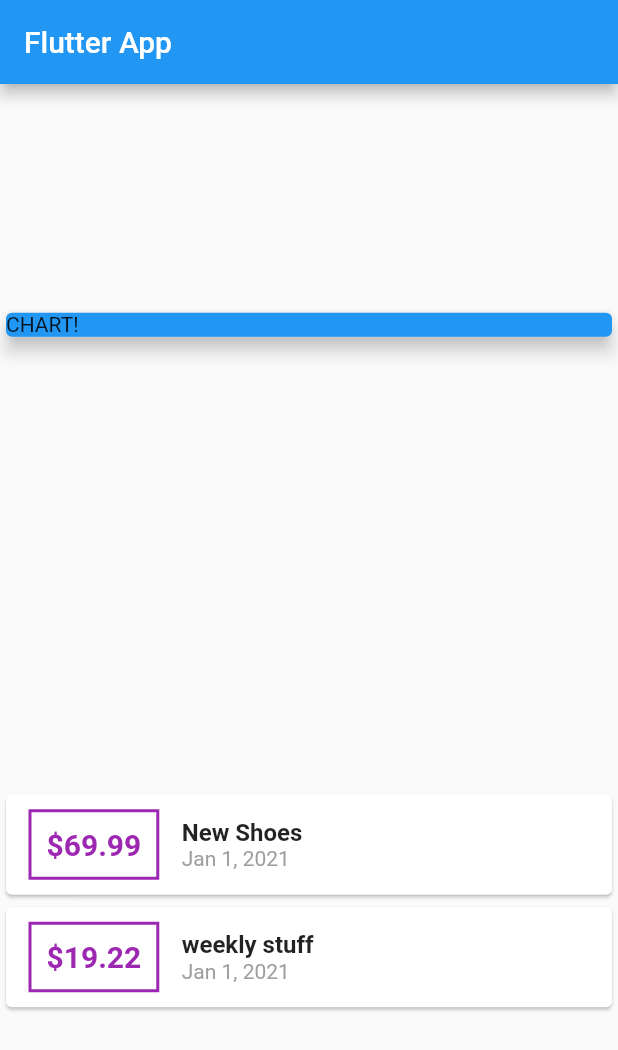
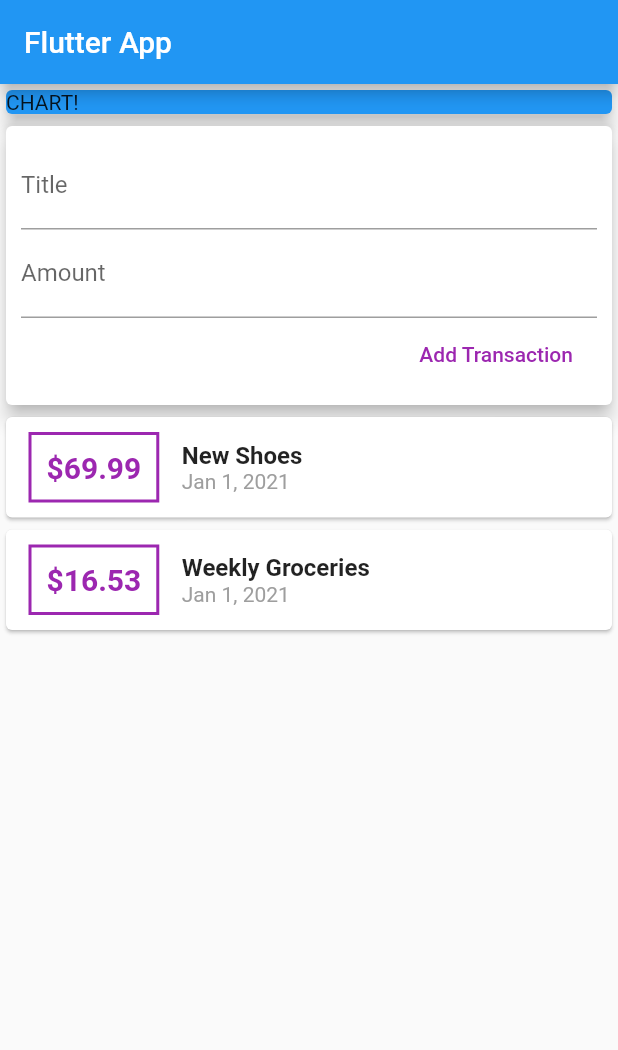
Before and after one commit to abluemer/flutter_kosten_app, a Flutter app: the screen it shows after launch, on a phone screen of 412 x 824 dp. Shown: the top 1050 px of the screen. Run offline on Flutter 3.47's test engine with Material 2 defaults, Android fonts, the phone set to English and light mode, and no system bars.

Commit message:
+widgets and listview.builder

```diff
--- a/lib/main.dart
+++ b/lib/main.dart
@@ -1,6 +1,6 @@
 import 'package:flutter/material.dart';
-import 'package:flutter_kosten_app/transaction.dart';
-import 'package:intl/intl.dart';
+
+import './widgets/user_transactions.dart';
 
 void main() => runApp(MyApp());
 
@@ -15,20 +15,10 @@
 }
 
 class MyHomePage extends StatelessWidget {
-  final List<Transaction> transactions = [
-    Transaction(
-      id: 't1',
-      title: 'New Shoes',
-      amount: 69.99,
-      date: DateTime.now(),
-    ),
-    Transaction(
-      id: 't2',
-      title: 'weekly stuff',
-      amount: 19.22,
-      date: DateTime.now(),
-    ),
-  ];
+  // String titleInput;
+  // String amountInput;
+  final titleController = TextEditingController();
+  final amountController = TextEditingController();
 
   @override
   Widget build(BuildContext context) {
@@ -36,8 +26,9 @@
       appBar: AppBar(
         title: Text('Flutter App'),
       ),
-      body: Column(
-        mainAxisAlignment: MainAxisAlignment.spaceAround,
+      body: SingleChildScrollView(
+        child: Column(
+          // mainAxisAlignment: MainAxisAlignment.start,
           crossAxisAlignment: CrossAxisAlignment.stretch,
           children: <Widget>[
             Container(
@@ -48,56 +39,9 @@
                 elevation: 5,
               ),
             ),
-          Column(
-            children: transactions.map((tx) {
-              return Card(
-                child: Row(
-                  children: <Widget>[
-                    Container(
-                      margin: EdgeInsets.symmetric(
-                        vertical: 10,
-                        horizontal: 15,
-                      ),
-                      decoration: BoxDecoration(
-                        border: Border.all(
-                          color: Colors.purple,
-                          width: 2,
-                        ),
-                      ),
-                      padding: EdgeInsets.all(10),
-                      child: Text(
-                        '\$${tx.amount}',
-                        style: TextStyle(
-                          fontWeight: FontWeight.bold,
-                          fontSize: 20,
-                          color: Colors.purple,
-                        ),
-                      ),
-                    ),
-                    Column(
-                      crossAxisAlignment: CrossAxisAlignment.start,
-                      children: <Widget>[
-                        Text(
-                          tx.title,
-                          style: TextStyle(
-                            fontSize: 16,
-                            fontWeight: FontWeight.bold,
-                          ),
-                        ),
-                        Text(
-                          DateFormat.yMMMd().format(tx.date),
-                          style: TextStyle(
-                            color: Colors.grey,
-                          ),
-                        ),
+            UserTransactions(),
           ],
         ),
-                  ],
-                ),
-              );
-            }).toList(),
-          ),
-        ],
       ),
     );
   }
--- /dev/null
+++ b/lib/widgets/new_transaction.dart
@@ -0,0 +1,46 @@
+import 'package:flutter/material.dart';
+
+class NewTransaction extends StatelessWidget {
+  final Function addTx;
+  final titleController = TextEditingController();
+  final amountController = TextEditingController();
+
+  NewTransaction(this.addTx);
+
+  @override
+  Widget build(BuildContext context) {
+    return Card(
+      elevation: 5,
+      child: Container(
+        padding: EdgeInsets.all(10),
+        child: Column(
+          crossAxisAlignment: CrossAxisAlignment.end,
+          children: <Widget>[
+            TextField(
+              decoration: InputDecoration(labelText: 'Title'),
+              controller: titleController,
+              // onChanged: (val) {
+              //   titleInput = val;
+              // },
+            ),
+            TextField(
+              decoration: InputDecoration(labelText: 'Amount'),
+              controller: amountController,
+              // onChanged: (val) => amountInput = val,
+            ),
+            FlatButton(
+              child: Text('Add Transaction'),
+              textColor: Colors.purple,
+              onPressed: () {
+                addTx(
+                  titleController.text,
+                  double.parse(amountController.text),
+                );
+              },
+            ),
+          ],
+        ),
+      ),
+    );
+  }
+}
--- /dev/null
+++ b/lib/widgets/transaction_list.dart
@@ -0,0 +1,67 @@
+import 'package:flutter/material.dart';
+import 'package:intl/intl.dart';
+
+import '../models/transaction.dart';
+
+class TransactionList extends StatelessWidget {
+  final List<Transaction> transactions;
+
+  TransactionList(this.transactions);
+
+  @override
+  Widget build(BuildContext context) {
+    return Container(
+      height: 300,
+      child: ListView.builder(
+        itemBuilder: (ctx, index) {
+          return Card(
+            child: Row(
+              children: <Widget>[
+                Container(
+                  margin: EdgeInsets.symmetric(
+                    vertical: 10,
+                    horizontal: 15,
+                  ),
+                  decoration: BoxDecoration(
+                    border: Border.all(
+                      color: Colors.purple,
+                      width: 2,
+                    ),
+                  ),
+                  padding: EdgeInsets.all(10),
+                  child: Text(
+                    '\$${transactions[index].amount}',
+                    style: TextStyle(
+                      fontWeight: FontWeight.bold,
+                      fontSize: 20,
+                      color: Colors.purple,
+                    ),
+                  ),
+                ),
+                Column(
+                  crossAxisAlignment: CrossAxisAlignment.start,
+                  children: <Widget>[
+                    Text(
+                      transactions[index].title,
+                      style: TextStyle(
+                        fontSize: 16,
+                        fontWeight: FontWeight.bold,
+                      ),
+                    ),
+                    Text(
+                      DateFormat.yMMMd().format(transactions[index].date),
+                      style: TextStyle(
+                        color: Colors.grey,
+                      ),
+                    ),
+                  ],
+                ),
+              ],
+            ),
+          );
+        },
+        itemCount: transactions.length,
+      ),
+    );
+  }
+}
--- /dev/null
+++ b/lib/widgets/user_transactions.dart
@@ -0,0 +1,50 @@
+import 'package:flutter/material.dart';
+
+import './new_transaction.dart';
+import './transaction_list.dart';
+import '../models/transaction.dart';
+
+class UserTransactions extends StatefulWidget {
+  @override
+  _UserTransactionsState createState() => _UserTransactionsState();
+}
+
+class _UserTransactionsState extends State<UserTransactions> {
+  final List<Transaction> _userTransactions = [
+    Transaction(
+      id: 't1',
+      title: 'New Shoes',
+      amount: 69.99,
+      date: DateTime.now(),
+    ),
+    Transaction(
+      id: 't2',
+      title: 'Weekly Groceries',
+      amount: 16.53,
+      date: DateTime.now(),
+    ),
+  ];
+
+  void _addNewTransaction(String txTitle, double txAmount) {
+    final newTx = Transaction(
+      title: txTitle,
+      amount: txAmount,
+      date: DateTime.now(),
+      id: DateTime.now().toString(),
+    );
+
+    setState(() {
+      _userTransactions.add(newTx);
+    });
+  }
+
+  @override
+  Widget build(BuildContext context) {
+    return Column(
+      children: <Widget>[
+        NewTransaction(_addNewTransaction),
+        TransactionList(_userTransactions),
+      ],
+    );
+  }
+}
```
Also changed, not shown: lib/models/transaction.dart (renamed from lib/transaction.dart). Lines whose indentation alone changed are shown as unchanged.
